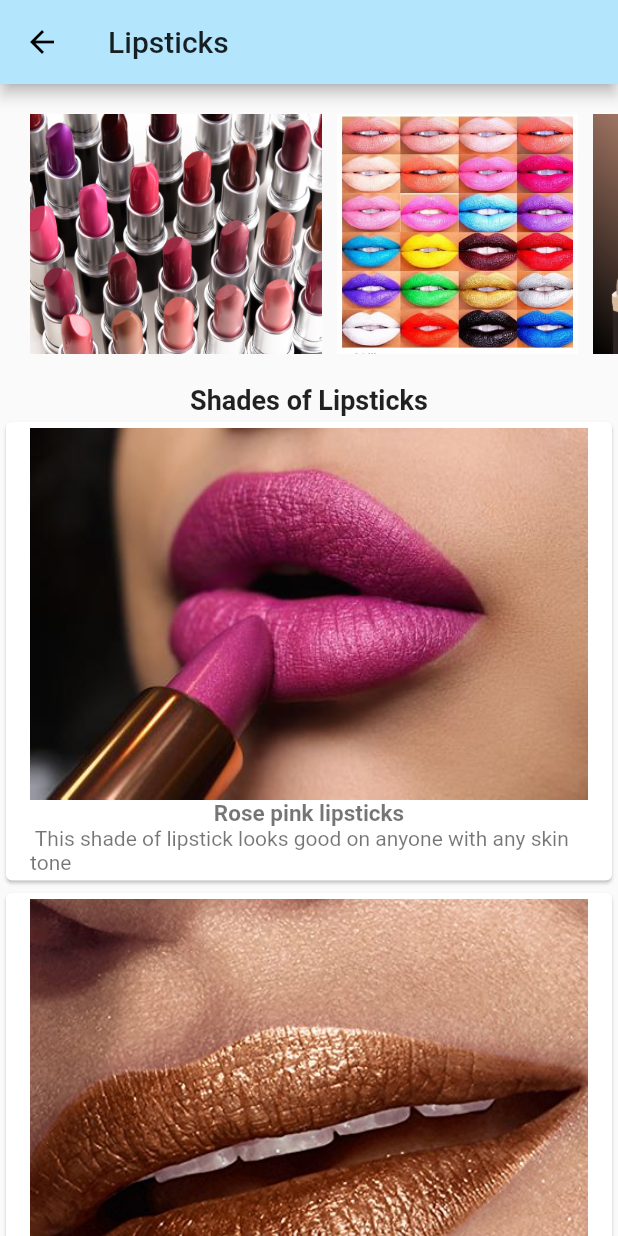
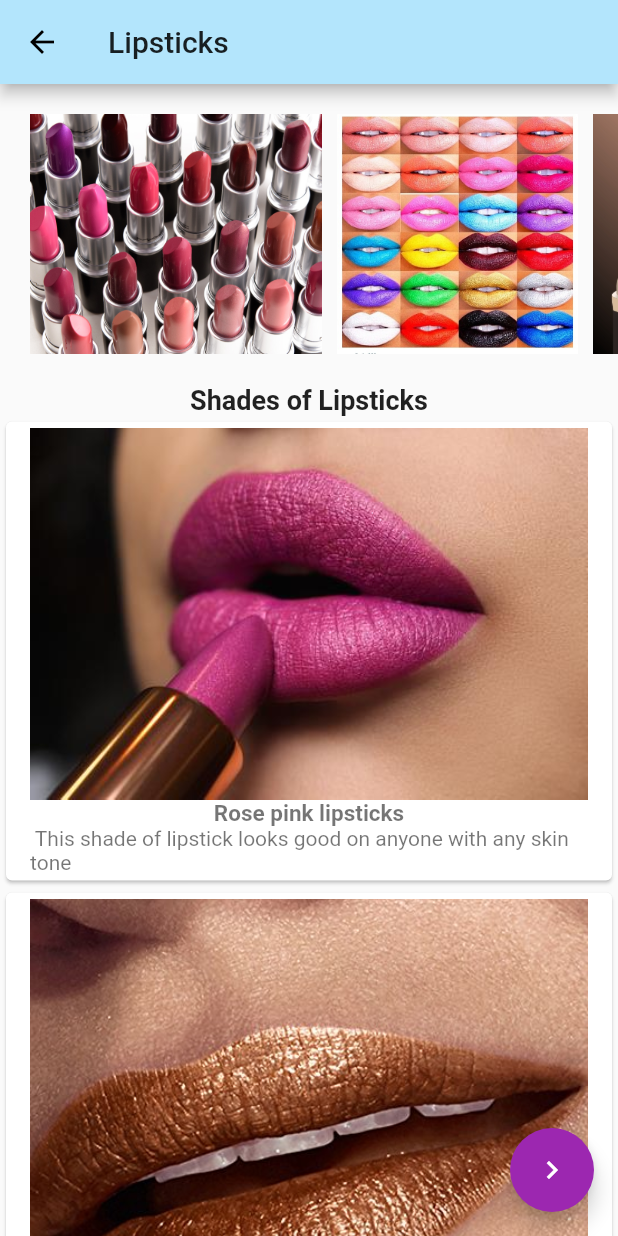
Before and after one commit to JosephineAkello/makeupBuddy, a Flutter app: the screen it shows after launch, in the side drawer, after a tap on "Lipsticks", on a phone screen of 412 x 824 dp. Run offline on Flutter 3.47's test engine with Material 2 defaults, Android fonts, the phone set to English and light mode, and no system bars; missing offline and left inert: youtube_player.

Commit message:
import morelipsticks page and navigate to that page

```diff
--- a/lib/morescreens/lipsticks.dart
+++ b/lib/morescreens/lipsticks.dart
@@ -1,4 +1,5 @@
 import 'package:flutter/material.dart';
+import 'lipstickmore.dart';
 
 class Lipsticks extends StatelessWidget {
   Widget build(context) {
@@ -6,6 +7,13 @@ class Lipsticks extends StatelessWidget {
         appBar: AppBar(
           title: Text('Lipsticks'),
           backgroundColor: Colors.lightBlue[100],
+        ),
+        floatingActionButton: FloatingActionButton(
+          child: Icon(Icons.navigate_next),
+          backgroundColor: Colors.purple,
+          onPressed: (){
+            Navigator.push(context, MaterialPageRoute(builder: (context)=> Morelipsticks()));
+          },
         ),
         body: SingleChildScrollView(
             child: Column(mainAxisSize: MainAxisSize.min, children: [
```
